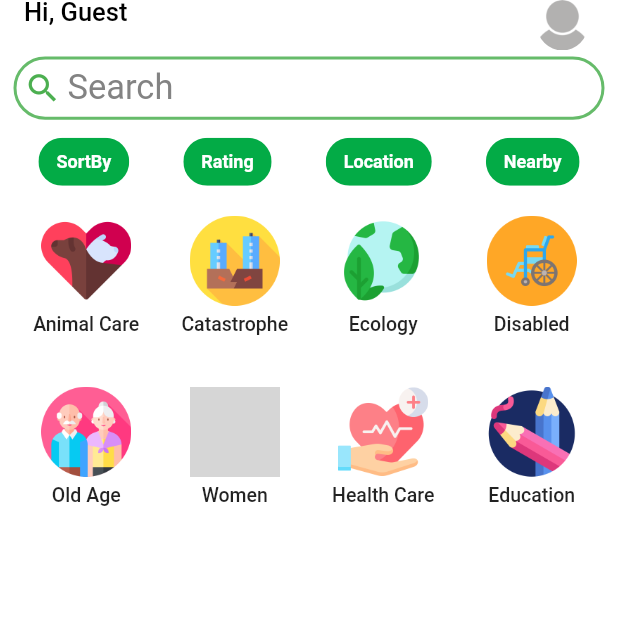
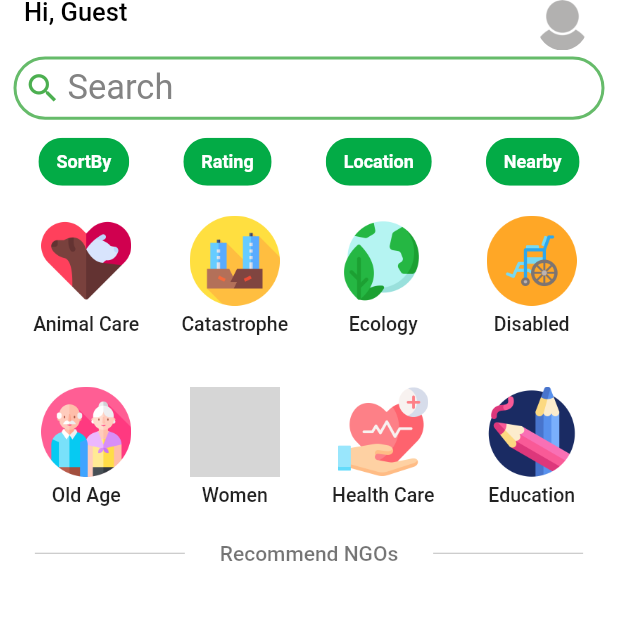
Before and after one commit to Insane-Vaas/betterheroapp, a Flutter app: the Home screen opened by its route, on a phone screen of 412 x 824 dp, the top half of it. Run offline on Flutter 3.47's test engine with Material 2 defaults, Android fonts, the phone set to English and light mode, and no system bars; our stand-ins replace carousel_slider, dots_indicator, firebase_analytics, firebase_auth, firebase_core, firebase_dynamic_links and 10 more; missing offline and left inert: diox; accounts and stored records are empty; grey boxes are pictures that could not be loaded.

Commit message:
Added divider between NGO feed and causes sections.

```diff
--- a/lib/screens/homePage/home.dart
+++ b/lib/screens/homePage/home.dart
@@ -76,6 +76,34 @@ CustomScrollView customScrollView(
       ),
       SliverToBoxAdapter(
         child: DonationIconWidget(),
+      ),
+      SliverToBoxAdapter(
+        child: Center(
+          // child: Center(
+          child: Row(
+            children: [
+              SizedBox(
+                width: 100,
+                child: Divider(
+                  color: Colors.black26,
+                ),
+              ),
+              Text(
+                "Recommend NGOs",
+                style: TextStyle(
+                    color: Colors.black54, fontWeight: FontWeight.w500),
+              ),
+              SizedBox(
+                width: 100,
+                child: Divider(
+                  color: Colors.black26,
+                ),
+              ),
+            ],
+            mainAxisAlignment: MainAxisAlignment.spaceEvenly,
+          ),
+          // ),
+        ),
       ),
       SliverToBoxAdapter(
         child: NGOTilesListWidget(),
```
